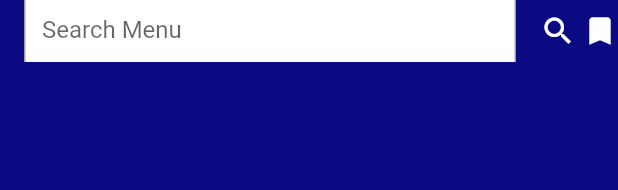
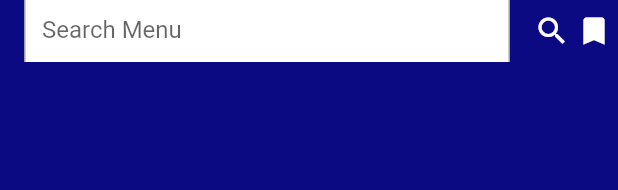
Before and after one commit to Ndi7484/flutter_startup_bisa_mekanikku, a Flutter app: the AllMenuAppbar widget shown alone on an empty page, opened directly, on a phone screen of 412 x 824 dp. Shown: the top 190 px of the screen. Run offline on Flutter 3.47's test engine with Material 3 defaults, Android fonts, the phone set to English and light mode, and no system bars; our stand-ins replace carousel_slider, dio, easy_localization, flutter_secure_storage; accounts and stored records are empty; network calls fail.

Commit message:
ndimas almost completion

```diff
--- a/lib/ui/menu_page/all_menu_appbar.dart
+++ b/lib/ui/menu_page/all_menu_appbar.dart
@@ -55,8 +55,14 @@ class _AllMenuAppbarState extends State<AllMenuAppbar> {
             Navigator.push(context,
                 MaterialPageRoute(builder: (context) => const MenuBookmark()));
           },
-          child: const Icon(Icons.bookmark),
-        )
+          child: Icon(
+            Icons.bookmark,
+            color: (provMenu.savedMenu.isNotEmpty) ? Colors.amber : null,
+          ),
+        ),
+        const SizedBox(
+          width: 4,
+        ),
       ],
     );
   }
--- a/lib/ui/menu_page/widget/menu_card.dart
+++ b/lib/ui/menu_page/widget/menu_card.dart
@@ -108,9 +108,9 @@ class MenuCard extends StatelessWidget {
                       GestureDetector(
                           onTap: () {
                             if (provMenu.savedMenu.contains(foodMenu)) {
-                              provMenu.savedMenu.remove(foodMenu);
+                              provMenu.removeBookmark(foodMenu);
                             } else {
-                              provMenu.savedMenu.add(foodMenu);
+                              provMenu.savedBookmark(foodMenu);
                             }
                           },
                           child: (!provMenu.savedMenu.contains(foodMenu))
```
Also changed, not shown: lib/ui/menu_page/menu_detail.dart (+5 -3 lines).
